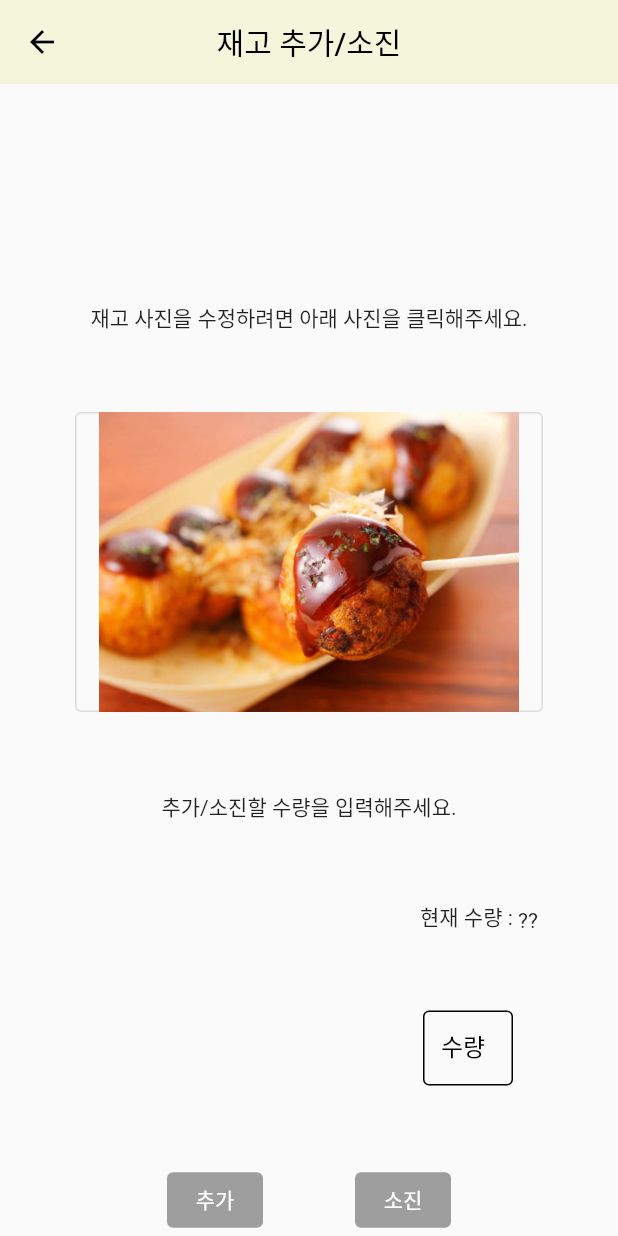
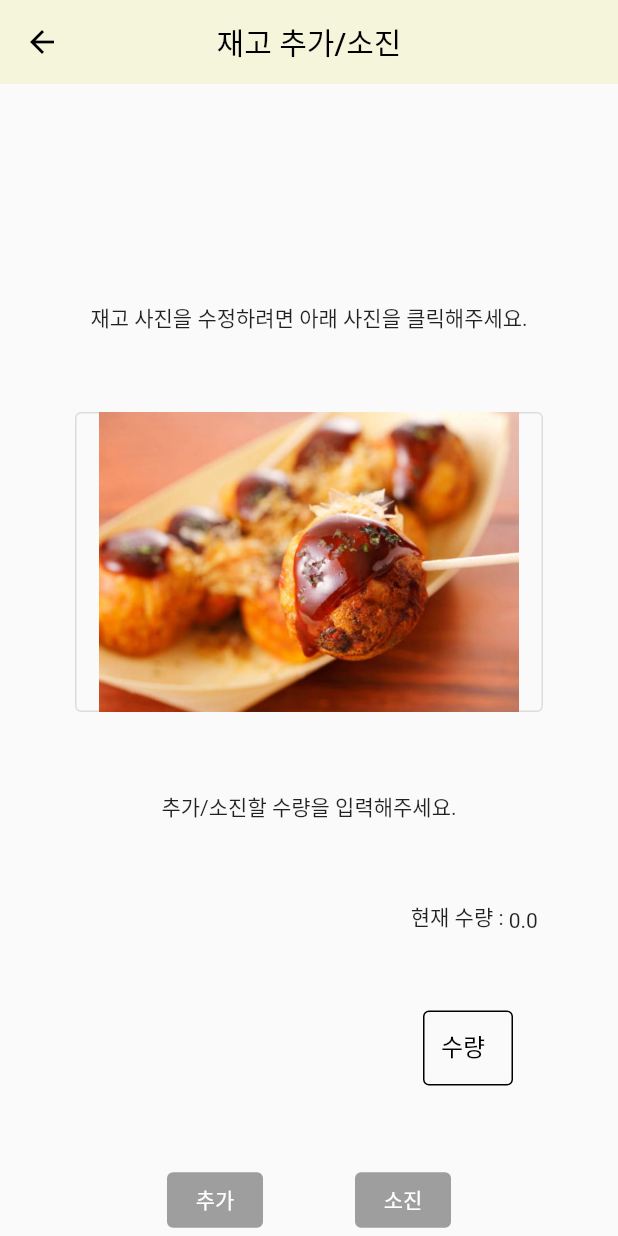
Before and after one commit to Cksyong/jaegojochi, a Flutter app: the stock_Detail_Info screen opened directly with empty values, after a tap on the "edit calendar" icon, on a phone screen of 412 x 824 dp. Run offline on Flutter 3.47's test engine with Material 2 defaults, Android fonts, the phone set to English and light mode, and no system bars; our stand-ins replace fluttertoast.

Commit message:
20220701 프로토타입 완료(+ 수량 전달 추가)

```diff
--- a/lib/main.dart
+++ b/lib/main.dart
@@ -40,7 +40,7 @@ class MyApp extends StatelessWidget {
         primarySwatch: createMaterialColor(Color(0xfff5f5dc)),
       ),
       home: mainPage(
-        stock: List.generate(10, (i) => StockTable('상품 ${i+1}', 'EA'))
+        stock: List.generate(10, (i) => StockTable('상품 ${i+1}', 'EA', 85))
       ),
     );
   }
@@ -49,8 +49,9 @@ class MyApp extends StatelessWidget {
 class StockTable {
   final String name;
   final String unit;
+  final double amount;
 
-  StockTable(this.name, this.unit);
+  StockTable(this.name, this.unit, this.amount);
 
 }
 
--- a/lib/manage_Stock_page.dart
+++ b/lib/manage_Stock_page.dart
@@ -5,7 +5,8 @@ import 'package:jaegojochi/main.dart';
 class manage_Stock_page extends StatefulWidget {
   final String name;
   final String unit;
-  const manage_Stock_page({Key? key, required this.name, required this.unit}) : super(key: key);
+  final double amount;
+  const manage_Stock_page({Key? key, required this.name, required this.unit, required this.amount}) : super(key: key);
 
   @override
   State<manage_Stock_page> createState() => _manage_Stock_pageState();
@@ -99,7 +100,7 @@ class _manage_Stock_pageState extends State<manage_Stock_page> {
                 crossAxisAlignment: CrossAxisAlignment.end,
                 children: <Widget>[
                     const Text('현재 수량 : '),
-                    Text('?? '),
+                    Text('${widget.amount.toString()} '),
                   Text(widget.unit)
                 ],
               ),
--- a/lib/stock_Detail_Info.dart
+++ b/lib/stock_Detail_Info.dart
@@ -38,7 +38,7 @@ class _stock_Detail_InfoState extends State<stock_Detail_Info> {
               Container(
                 color: Colors.blue,
                 alignment: Alignment.centerRight,
-                child: const Text('8',
+                child: Text(widget.stockIn.amount.toString(),
                     style:
                         TextStyle(fontSize: 50, fontWeight: FontWeight.bold)),
               ),
@@ -59,7 +59,7 @@ class _stock_Detail_InfoState extends State<stock_Detail_Info> {
           Navigator.push(
               context,
               MaterialPageRoute(
-                  builder: (context) => manage_Stock_page(name: widget.stockIn.name, unit: widget.stockIn.unit,)));
+                  builder: (context) => manage_Stock_page(name: widget.stockIn.name, unit: widget.stockIn.unit, amount: widget.stockIn.amount,)));
         },
         child: const Icon(Icons.edit_calendar_rounded),
       ),
```
